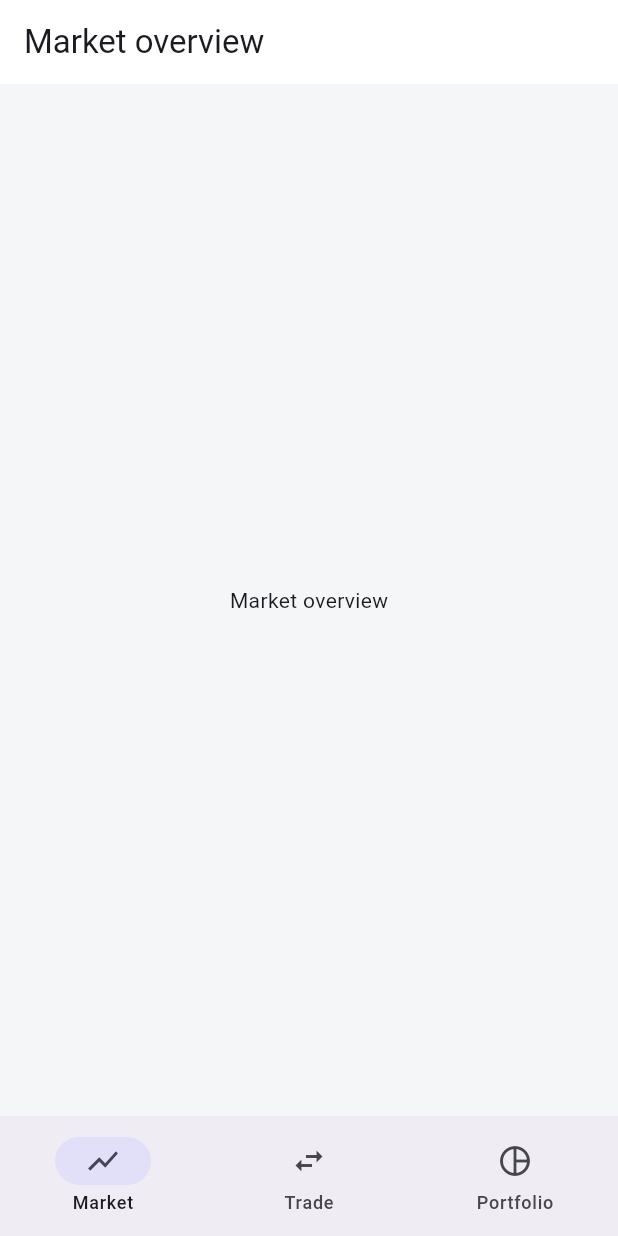
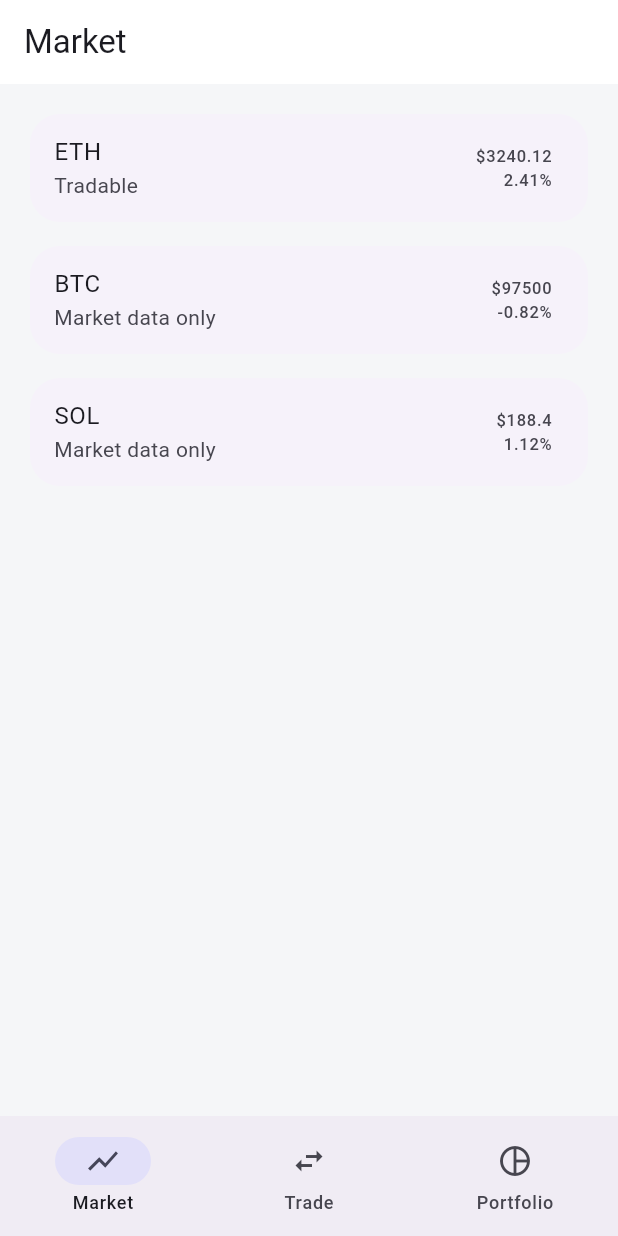
Before and after one commit to sharebravery/base-dex-app, a Flutter app: the screen it shows after launch, on a phone screen of 412 x 824 dp. Run offline on Flutter 3.47's test engine with Material 3 defaults, Android fonts, the light colour scheme and no system bars; our stand-ins replace decimal, flutter_riverpod, go_router; generated files the repository leaves out were written again.

Commit message:
feat: add curated static market experience

```diff
--- a/apps/mobile/lib/app/router.dart
+++ b/apps/mobile/lib/app/router.dart
@@ -1,4 +1,5 @@
 import 'package:dex_app/app/app_shell.dart';
+import 'package:dex_app/features/market/market_screen.dart';
 import 'package:dex_app/l10n/l10n_extension.dart';
 import 'package:flutter/material.dart';
 import 'package:go_router/go_router.dart';
@@ -18,8 +19,7 @@ final appRouter = GoRouter(
           routes: [
             GoRoute(
               path: '/market',
-              builder: (context, state) =>
-                  _placeholder(context, context.l10n.marketPlaceholder),
+              builder: (context, state) => const MarketScreen(),
             ),
           ],
         ),
--- /dev/null
+++ b/apps/mobile/lib/features/market/market_controller.dart
@@ -0,0 +1,7 @@
+import 'package:dex_app/features/market/market_models.dart';
+
+final class MarketController {
+  const MarketController();
+
+  List<MarketAsset> loadFixtures() => List.unmodifiable(MarketAsset.fixtures);
+}
--- /dev/null
+++ b/apps/mobile/lib/features/market/market_models.dart
@@ -0,0 +1,67 @@
+import 'package:decimal/decimal.dart';
+
+final class Candle {
+  const Candle({
+    required this.timestamp,
+    required this.open,
+    required this.high,
+    required this.low,
+    required this.close,
+  });
+
+  final DateTime timestamp;
+  final Decimal open;
+  final Decimal high;
+  final Decimal low;
+  final Decimal close;
+}
+
+final class MarketAsset {
+  const MarketAsset({
+    required this.id,
+    required this.baseSymbol,
+    required this.quoteSymbol,
+    required this.name,
+    required this.priceUsd,
+    required this.change24hPercent,
+    required this.tradable,
+  });
+
+  final String id;
+  final String baseSymbol;
+  final String quoteSymbol;
+  final String name;
+  final Decimal priceUsd;
+  final Decimal change24hPercent;
+  final bool tradable;
+
+  static final fixtures = [
+    MarketAsset(
+      id: 'ethereum',
+      baseSymbol: 'ETH',
+      quoteSymbol: 'USDC',
+      name: 'Ethereum',
+      priceUsd: Decimal.parse('3240.12'),
+      change24hPercent: Decimal.parse('2.41'),
+      tradable: true,
+    ),
+    MarketAsset(
+      id: 'bitcoin',
+      baseSymbol: 'BTC',
+      quoteSymbol: 'USDC',
+      name: 'Bitcoin',
+      priceUsd: Decimal.parse('97500.00'),
+      change24hPercent: Decimal.parse('-0.82'),
+      tradable: false,
+    ),
+    MarketAsset(
+      id: 'solana',
+      baseSymbol: 'SOL',
+      quoteSymbol: 'USDC',
+      name: 'Solana',
+      priceUsd: Decimal.parse('188.40'),
+      change24hPercent: Decimal.parse('1.12'),
+      tradable: false,
+    ),
+  ];
+}
--- /dev/null
+++ b/apps/mobile/lib/features/market/market_screen.dart
@@ -0,0 +1,26 @@
+import 'package:dex_app/features/market/market_controller.dart';
+import 'package:dex_app/features/market/widgets/market_asset_tile.dart';
+import 'package:dex_app/l10n/l10n_extension.dart';
+import 'package:flutter/material.dart';
+
+class MarketScreen extends StatelessWidget {
+  const MarketScreen({super.key});
+
+  @override
+  Widget build(BuildContext context) {
+    final assets = const MarketController().loadFixtures();
+    return Scaffold(
+      appBar: AppBar(title: Text(context.l10n.market)),
+      body: SafeArea(
+        child: ListView.separated(
+          padding: const EdgeInsets.all(16),
+          itemCount: assets.length,
+          separatorBuilder: (_, _) => const SizedBox(height: 8),
+          itemBuilder: (context, index) => Card(
+            child: MarketAssetTile(asset: assets[index]),
+          ),
+        ),
+      ),
+    );
+  }
+}
--- /dev/null
+++ b/apps/mobile/lib/features/market/widgets/market_asset_tile.dart
@@ -0,0 +1,27 @@
+import 'package:dex_app/features/market/market_models.dart';
+import 'package:dex_app/l10n/l10n_extension.dart';
+import 'package:flutter/material.dart';
+
+class MarketAssetTile extends StatelessWidget {
+  const MarketAssetTile({required this.asset, this.onTap, super.key});
+
+  final MarketAsset asset;
+  final VoidCallback? onTap;
+
+  @override
+  Widget build(BuildContext context) {
+    return ListTile(
+      onTap: onTap,
+      title: Text(asset.baseSymbol),
+      subtitle: Text(asset.tradable ? context.l10n.tradable : context.l10n.marketDataOnly),
+      trailing: Column(
+        mainAxisAlignment: MainAxisAlignment.center,
+        crossAxisAlignment: CrossAxisAlignment.end,
+        children: [
+          Text('\$${asset.priceUsd.toString()}'),
+          Text('${asset.change24hPercent}%'),
+        ],
+      ),
+    );
+  }
+}
--- a/apps/mobile/lib/l10n/app_en.arb
+++ b/apps/mobile/lib/l10n/app_en.arb
@@ -6,5 +6,9 @@
   "settings": "Settings",
   "marketPlaceholder": "Market overview",
   "tradePlaceholder": "ETH / USDC Swap",
-  "portfolioPlaceholder": "Portfolio overview"
+  "portfolioPlaceholder": "Portfolio overview",
+  "tradable": "Tradable",
+  "marketDataOnly": "Market data only",
+  "swap": "Swap",
+  "chart": "Chart"
 }
--- a/apps/mobile/lib/l10n/app_zh.arb
+++ b/apps/mobile/lib/l10n/app_zh.arb
@@ -6,5 +6,9 @@
   "settings": "设置",
   "marketPlaceholder": "市场概览",
   "tradePlaceholder": "ETH / USDC 兑换",
-  "portfolioPlaceholder": "资产概览"
+  "portfolioPlaceholder": "资产概览",
+  "tradable": "可交易",
+  "marketDataOnly": "仅行情",
+  "swap": "Swap",
+  "chart": "图表"
 }
```
Also changed, not shown: apps/mobile/lib/core/web3/base_tokens.dart (added, +32 -0 lines), apps/mobile/lib/features/market/pair_detail_screen.dart (added, +36 -0 lines), apps/mobile/lib/features/market/widgets/candlestick_chart.dart (added, +11 -0 lines), apps/mobile/lib/features/market/widgets/sparkline_chart.dart (added, +10 -0 lines), 3 other files.
